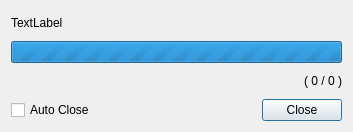
The window that workingdialog.ui (haraki/farman) describes before a commit, drawn with Qt 5.
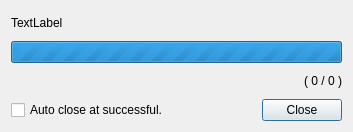
The same window after the commit.

Commit message: fix to auto close on success.

The edit to the form file:
```diff
--- a/workingdialog.ui
+++ b/workingdialog.ui
@@ -49,7 +49,7 @@
      <item>
       <widget class="QCheckBox" name="autoCloseCheckBox">
        <property name="text">
-        <string>Auto Close</string>
+        <string>Auto close at successful.</string>
        </property>
       </widget>
      </item>
```
The commit also changes 1 other file.
